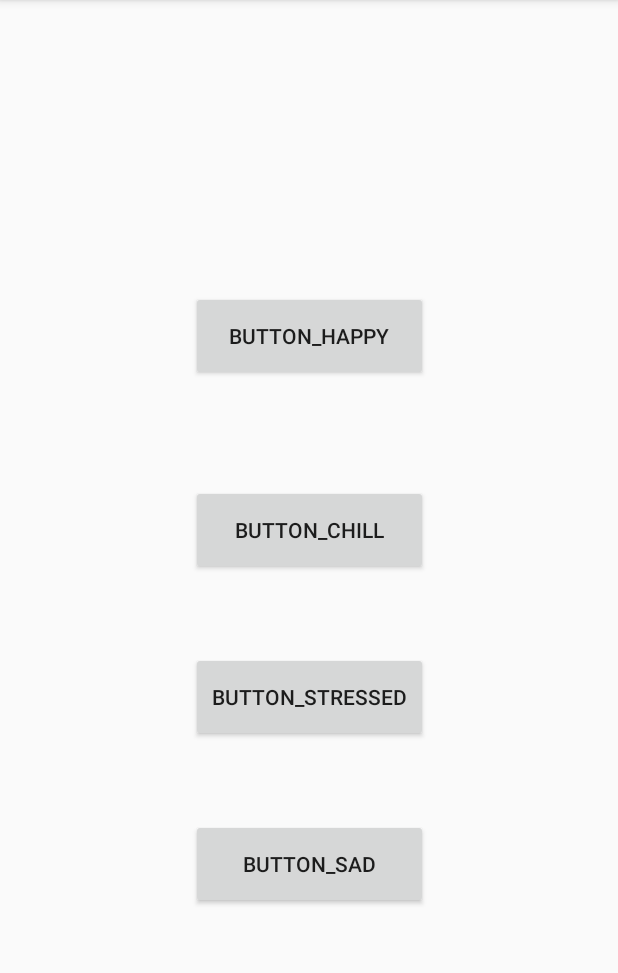
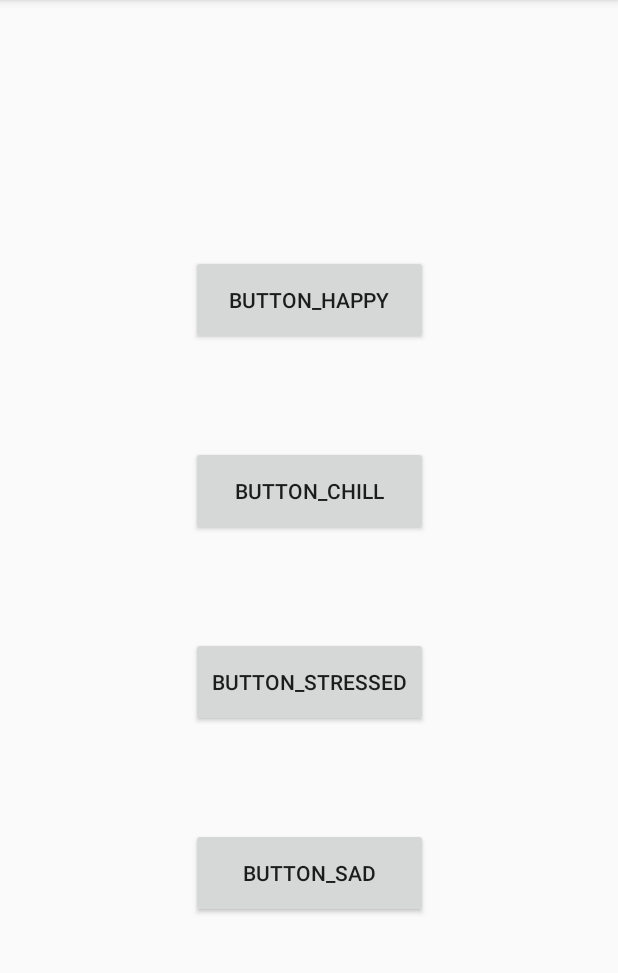
Before and after one commit to tedgag/conuhacks-moodbeats, an Android app: the screen it shows after launch (MainActivity), on a phone screen of 412 x 824 dp, the part 84-1057 px from its top. Run offline under Robolectric (Android 15) with nearby library versions, the phone set to English and light mode, and no system bars.

Commit message:
buttons in order now

```diff
--- a/app/src/main/res/layout/activity_main.xml
+++ b/app/src/main/res/layout/activity_main.xml
@@ -10,6 +10,7 @@
         android:id="@+id/button_Chill"
         android:layout_width="158dp"
         android:layout_height="60dp"
+        android:layout_marginTop="16dp"
         android:layout_marginBottom="51dp"
         android:text="@string/Chill"
         app:layout_constraintBottom_toTopOf="@+id/button_Stressed"
@@ -17,24 +18,28 @@
         app:layout_constraintHorizontal_bias="0.5"
         app:layout_constraintStart_toEndOf="@+id/button_Stressed"
         app:layout_constraintStart_toStartOf="parent"
+        app:layout_constraintTop_toBottomOf="@+id/button_Happy"
         tools:text="Chill" />
 
     <Button
         android:id="@+id/button_Sad"
         android:layout_width="158dp"
         android:layout_height="60dp"
+        android:layout_marginTop="16dp"
         android:layout_marginBottom="162dp"
         android:text="@string/Sad"
         app:layout_constraintBottom_toBottomOf="parent"
         app:layout_constraintEnd_toEndOf="parent"
         app:layout_constraintHorizontal_bias="0.5"
         app:layout_constraintStart_toStartOf="parent"
+        app:layout_constraintTop_toBottomOf="@+id/button_Stressed"
         tools:text="Sad" />
 
     <Button
         android:id="@+id/button_Stressed"
         android:layout_width="158dp"
         android:layout_height="60dp"
+        android:layout_marginTop="16dp"
         android:layout_marginBottom="51dp"
         android:text="@string/Stressed"
         app:layout_constraintBottom_toTopOf="@+id/button_Sad"
@@ -42,6 +47,7 @@
         app:layout_constraintHorizontal_bias="0.5"
         app:layout_constraintStart_toEndOf="@+id/button_Sad"
         app:layout_constraintStart_toStartOf="parent"
+        app:layout_constraintTop_toBottomOf="@+id/button_Chill"
         tools:text="Stressed" />
 
     <Button
```
